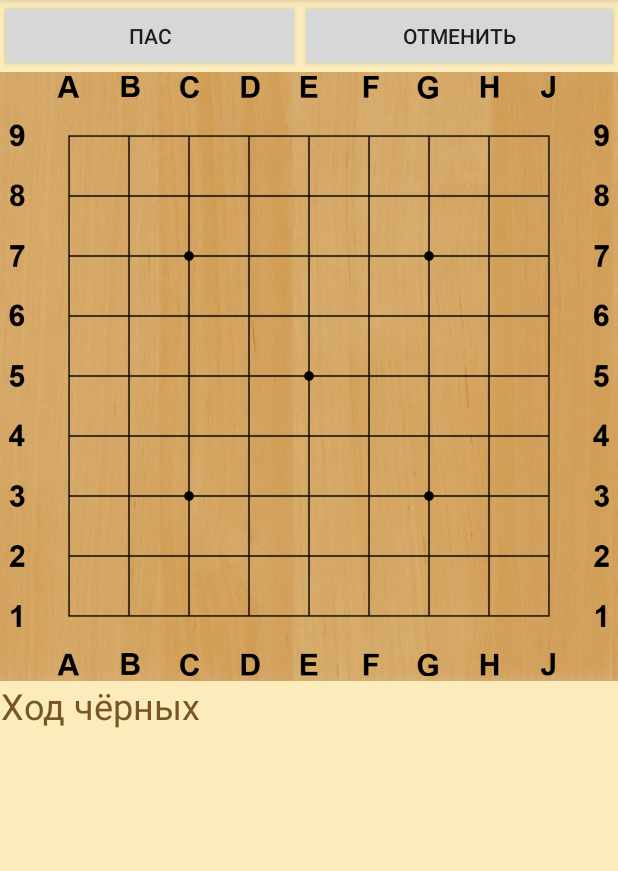
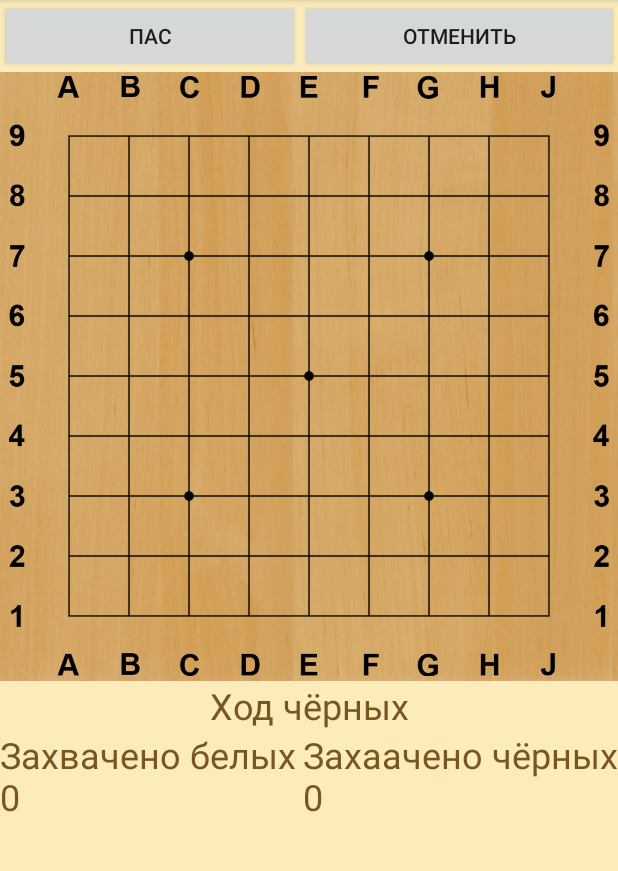
Before and after one commit to pe5ha/GoLearn, an Android app: the screen it shows after launch (MainActivity), on a phone screen of 412 x 824 dp, the part 84-955 px from its top. Run offline under Robolectric (Android 15) with nearby library versions, the phone set to English and light mode, and no system bars.

Commit message:
add captured stones counter view

```diff
--- a/app/src/main/java/ru/johnlayming/goboard/GameState.java
+++ b/app/src/main/java/ru/johnlayming/goboard/GameState.java
@@ -18,6 +18,9 @@ public class GameState {
     public boolean lastKoCanBeNow;
     public boolean koRuleNow;
     public Coordinates koCanBeHere;
+    public int blackCapture;
+    public int whiteCapture;
+    public int cpt;
     public int win; // 0, 1 - black win, 2 - white win
     public int moveX;
     public int moveY;
@@ -48,6 +51,8 @@ public class GameState {
         koCanBeHere = new Coordinates(-1,-1);
         koTurn=-1;
         capturedStones=0; // чтобы понимать группа из скольких камней была захвачена. если 1 камень - дальше возможно ко
+        blackCapture=0;
+        whiteCapture=0;
         // Array group for search his dame
         group = new ArrayList<>();
         // Array stonesHistory for save spawn turn and status each stone
@@ -123,7 +128,7 @@ public class GameState {
     }
 
     public boolean Capture(int x,int y){
-        int cpt=0;
+        cpt=0;
         capturedStones=0;
         if(x>0){
             if(board[y][x-1]==opponent){
@@ -154,9 +159,13 @@ public class GameState {
 //                    return false;
 //                }
 //            }
+            if(whoseTurn==1) blackCapture+=capturedStones;
+            else whiteCapture+=capturedStones;
             return true;  // ГРУППА ЗАХВАЧЕНА
         }
         if(cpt==1&&!(koCanBeNow&&koCanBeHere.x==moveX&&koCanBeHere.y==moveY)){
+            if(whoseTurn==1) blackCapture+=capturedStones;
+            else whiteCapture+=capturedStones;
             return true;
         }
         return false;
@@ -254,11 +263,15 @@ public class GameState {
 
             stonesHistory.remove(stonesHistory.size()-1);
 
+            if(whoseTurn==2) blackCapture-=capturedStones;
+            else whiteCapture-=capturedStones;
             koCanBeNow=lastKoCanBeNow;
             turn--;
             whoseTurn = whoseTurn == 1 ? 2 : 1;
             opponent = opponent == 1 ? 2 : 1;
             typeofLastMove = 2; // return
+
+
         }
     }
 
--- a/app/src/main/java/ru/johnlayming/goboard/GameUI.java
+++ b/app/src/main/java/ru/johnlayming/goboard/GameUI.java
@@ -32,6 +32,8 @@ public class GameUI {
     private Button returnBtn;
 
     private TextView turnCountView;
+    private TextView whiteCapturetView;
+    private TextView blackCaptureView;
 
     private GameState GS;
     private int pointX;
@@ -63,6 +65,8 @@ public class GameUI {
         returnBtn = activity.findViewById(R.id.returnBtn);
 
         turnCountView = activity.findViewById(R.id.turnCounter_view);
+        whiteCapturetView=activity.findViewById(R.id.whiteCapture_view);
+        blackCaptureView=activity.findViewById(R.id.blackCapture_view);
 
         // load from file settings
         setBlackStoneImg("stone_black_1");
@@ -120,6 +124,8 @@ public class GameUI {
     public void updateGameStatus(){
         if(GS.turn%2==1) turnCountView.setText("Ход чёрных");
         else turnCountView.setText("Ход белых");
+        whiteCapturetView.setText("Захвачено белых\n"+GS.whiteCapture);
+        blackCaptureView.setText("Захвачено чёрных\n"+GS.blackCapture);
     }
 
     public void setModeProblem(int mode){ // 0 - play, 1 - tutorial, 2 - problems
--- a/app/src/main/res/layout/content_main.xml
+++ b/app/src/main/res/layout/content_main.xml
@@ -88,7 +88,8 @@
             android:layout_width="match_parent"
             android:layout_height="match_parent"
             android:layout_below="@id/board_layout"
-            android:visibility="visible">
+            android:visibility="visible"
+            tools:visibility="gone">
 
             <ScrollView
                 android:layout_width="match_parent"
@@ -162,8 +163,30 @@
                 android:textColor="#785521"
                 android:textSize="24sp"
                 android:visibility="visible"
+                app:layout_constraintEnd_toEndOf="parent"
                 app:layout_constraintStart_toStartOf="parent"
                 app:layout_constraintTop_toTopOf="parent" />
+
+            <TextView
+                android:id="@+id/whiteCapture_view"
+                android:layout_width="wrap_content"
+                android:layout_height="wrap_content"
+                android:text="Захвачено белых\n0"
+                android:textColor="#785521"
+                android:textSize="24sp"
+                app:layout_constraintStart_toStartOf="parent"
+                app:layout_constraintTop_toBottomOf="@+id/turnCounter_view" />
+
+            <TextView
+                android:id="@+id/blackCapture_view"
+                android:layout_width="wrap_content"
+                android:layout_height="wrap_content"
+                android:text="Захаачено чёрных\n0"
+                android:textColor="#785521"
+                android:textSize="24sp"
+                app:layout_constraintEnd_toEndOf="parent"
+                app:layout_constraintTop_toBottomOf="@+id/turnCounter_view" />
+
         </androidx.constraintlayout.widget.ConstraintLayout>
 
 
```
